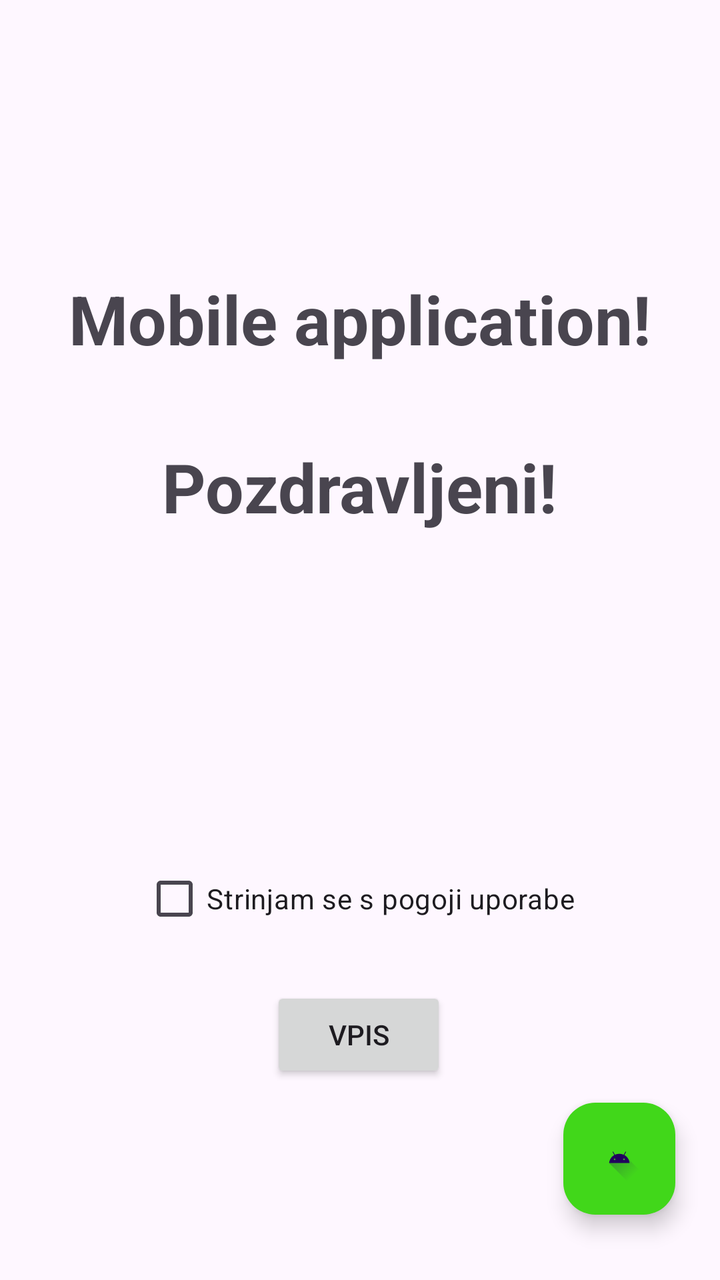
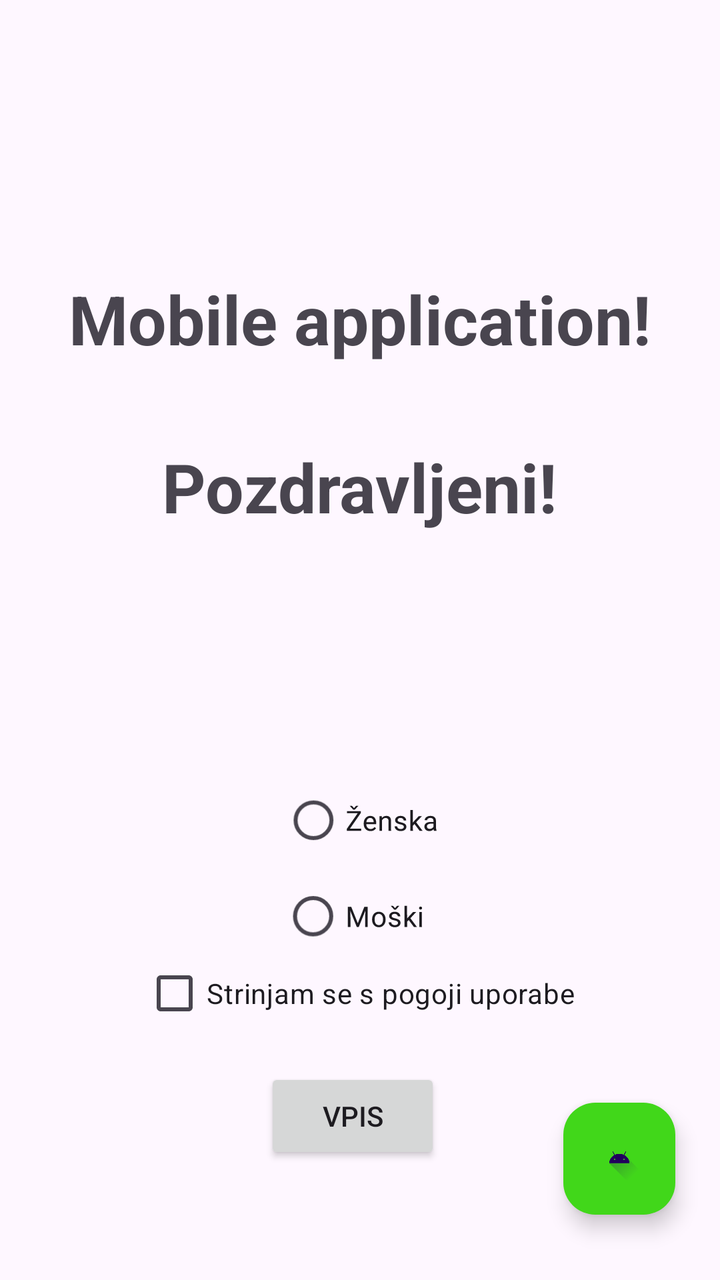

Compare the two renders of this Android layout. The source of the first and the diff that turns it into the second are given below.
<!-- AndroidManifest.xml: application theme Theme.PrvaNaloga -->
<!-- res/layout/activity_main.xml -->
<?xml version="1.0" encoding="utf-8"?>
<androidx.constraintlayout.widget.ConstraintLayout xmlns:android="http://schemas.android.com/apk/res/android"
    xmlns:app="http://schemas.android.com/apk/res-auto"
    xmlns:tools="http://schemas.android.com/tools"
    android:id="@+id/main"
    android:layout_width="match_parent"
    android:layout_height="match_parent"
    tools:context=".MainActivity">

    <TextView
        android:id="@+id/textView2"
        android:layout_width="wrap_content"
        android:layout_height="wrap_content"
        android:text="@string/pozdrav"
        android:textSize="34sp"
        android:textStyle="bold"
        app:layout_constraintBottom_toBottomOf="parent"
        app:layout_constraintEnd_toEndOf="parent"
        app:layout_constraintStart_toStartOf="parent"
        app:layout_constraintTop_toTopOf="parent"
        app:layout_constraintVertical_bias="0.371" />

    <TextView
        android:id="@+id/textView3"
        android:layout_width="wrap_content"
        android:layout_height="wrap_content"
        android:text="@string/mobile_application"
        android:textSize="34sp"
        android:textStyle="bold"
        app:layout_constraintBottom_toBottomOf="parent"
        app:layout_constraintEnd_toEndOf="parent"
        app:layout_constraintStart_toStartOf="parent"
        app:layout_constraintTop_toTopOf="parent"
        app:layout_constraintVertical_bias="0.23" />

    <Button
        android:id="@+id/button"
        android:layout_width="wrap_content"
        android:layout_height="wrap_content"
        android:insetLeft="0dp"
        android:text="@string/gumb"
        app:layout_constraintBottom_toBottomOf="parent"
        app:layout_constraintEnd_toEndOf="parent"
        app:layout_constraintHorizontal_bias="0.498"
        app:layout_constraintStart_toStartOf="parent"
        app:layout_constraintTop_toBottomOf="@+id/textView2"
        app:layout_constraintVertical_bias="0.697" />

    <CheckBox
        android:id="@+id/checkBox"
        android:layout_width="wrap_content"
        android:layout_height="wrap_content"
        android:text="@string/pogoji"
        app:layout_constraintBottom_toTopOf="@+id/button"
        app:layout_constraintEnd_toEndOf="parent"
        app:layout_constraintHorizontal_bias="0.497"
        app:layout_constraintStart_toStartOf="parent"
        app:layout_constraintTop_toBottomOf="@+id/textView2"
        app:layout_constraintVertical_bias="0.889" />

    <com.google.android.material.floatingactionbutton.FloatingActionButton
        android:id="@+id/floatingActionButton"
        android:layout_width="56dp"
        android:layout_height="67dp"
        android:clickable="true"
        app:backgroundTint="#41D71A"
        app:layout_constraintBottom_toBottomOf="parent"
        app:layout_constraintEnd_toEndOf="parent"
        app:layout_constraintHorizontal_bias="0.926"
        app:layout_constraintStart_toStartOf="parent"
        app:layout_constraintTop_toBottomOf="@+id/textView3"
        app:layout_constraintVertical_bias="0.919"
        app:rippleColor="#000000"
        app:srcCompat="@drawable/ic_launcher_foreground"
        tools:ignore="SpeakableTextPresentCheck" />

</androidx.constraintlayout.widget.ConstraintLayout>
<!-- resources referenced by this layout -->
<resources>
  <!-- drawable ic_launcher_foreground (drawable) -->
  <vector xmlns:android="http://schemas.android.com/apk/res/android"
      xmlns:aapt="http://schemas.android.com/aapt"
      android:width="108dp"
      android:height="108dp"
      android:viewportWidth="108"
      android:viewportHeight="108">
      <path
          android:pathData="M31,63.928c0,0 6.4,-11 12.1,-13.1c7.2,-2.6 26,-1.4 26,-1.4l38.1,38.1L107,108.928l-32,-1L31,63.928z">
          <aapt:attr name="android:fillColor">
              <gradient
                  android:startY="49.59793"
                  android:startX="42.9492"
                  android:endY="92.4963"
                  android:endX="85.84757"
                  android:type="linear">
                  <item
                      android:color="#44000000"
                      android:offset="0.0" />
                  <item
                      android:color="#00000000"
                      android:offset="1.0" />
              </gradient>
          </aapt:attr>
      </path>
      <path
          android:pathData="M65.3,45.828l3.8,-6.6c0.2,-0.4 0.1,-0.9 -0.3,-1.1c-0.4,-0.2 -0.9,-0.1 -1.1,0.3l-3.9,6.7c-6.3,-2.8 -13.4,-2.8 -19.7,0l-3.9,-6.7c-0.2,-0.4 -0.7,-0.5 -1.1,-0.3C38.8,38.328 38.7,38.828 38.9,39.228l3.8,6.6C36.2,49.428 31.7,56.028 31,63.928h46C76.3,56.028 71.8,49.428 65.3,45.828zM43.4,57.328c-0.8,0 -1.5,-0.5 -1.8,-1.2c-0.3,-0.7 -0.1,-1.5 0.4,-2.1c0.5,-0.5 1.4,-0.7 2.1,-0.4c0.7,0.3 1.2,1 1.2,1.8C45.3,56.528 44.5,57.328 43.4,57.328L43.4,57.328zM64.6,57.328c-0.8,0 -1.5,-0.5 -1.8,-1.2s-0.1,-1.5 0.4,-2.1c0.5,-0.5 1.4,-0.7 2.1,-0.4c0.7,0.3 1.2,1 1.2,1.8C66.5,56.528 65.6,57.328 64.6,57.328L64.6,57.328z"
          android:fillColor="#FFFFFF"
          android:fillType="nonZero"
          android:strokeWidth="1"
          android:strokeColor="#00000000"/>
  </vector>
  <string name="gumb">Vpis</string>
  <string name="mobile_application">Mobile application!</string>
  <string name="pogoji">Strinjam se s pogoji uporabe</string>
  <string name="pozdrav">Pozdravljeni!</string>
  <style name="Theme.PrvaNaloga" parent="Base.Theme.PrvaNaloga" />
  <style name="Base.Theme.PrvaNaloga" parent="Theme.Material3.DayNight.NoActionBar">
          
          
      </style>
</resources>

<!-- the commit's change to res/layout/activity_main.xml (unified diff, before → after) -->
@@ -41,10 +41,10 @@
         android:text="@string/gumb"
         app:layout_constraintBottom_toBottomOf="parent"
         app:layout_constraintEnd_toEndOf="parent"
-        app:layout_constraintHorizontal_bias="0.498"
+        app:layout_constraintHorizontal_bias="0.486"
         app:layout_constraintStart_toStartOf="parent"
         app:layout_constraintTop_toBottomOf="@+id/textView2"
-        app:layout_constraintVertical_bias="0.697" />
+        app:layout_constraintVertical_bias="0.822" />
 
     <CheckBox
         android:id="@+id/checkBox"
@@ -56,7 +56,7 @@
         app:layout_constraintHorizontal_bias="0.497"
         app:layout_constraintStart_toStartOf="parent"
         app:layout_constraintTop_toBottomOf="@+id/textView2"
-        app:layout_constraintVertical_bias="0.889" />
+        app:layout_constraintVertical_bias="0.94" />
 
     <com.google.android.material.floatingactionbutton.FloatingActionButton
         android:id="@+id/floatingActionButton"
@@ -74,4 +74,32 @@
         app:srcCompat="@drawable/ic_launcher_foreground"
         tools:ignore="SpeakableTextPresentCheck" />
 
+    <RadioGroup
+        android:id="@+id/radioGroup"
+        android:layout_width="wrap_content"
+        android:layout_height="wrap_content"
+        android:layout_marginTop="120dp"
+        android:rotationX="2"
+        app:layout_constraintEnd_toEndOf="parent"
+        app:layout_constraintStart_toStartOf="parent"
+        app:layout_constraintTop_toBottomOf="@+id/textView2">
+
+        <RadioButton
+            android:id="@+id/radioButton2"
+            android:layout_width="wrap_content"
+            android:layout_height="wrap_content"
+            android:text="@string/Z"
+            tools:layout_editor_absoluteX="159dp"
+            tools:layout_editor_absoluteY="392dp" />
+
+        <RadioButton
+            android:id="@+id/radioButton3"
+            android:layout_width="wrap_content"
+            android:layout_height="wrap_content"
+            android:text="@string/M"
+            tools:layout_editor_absoluteX="159dp"
+            tools:layout_editor_absoluteY="440dp" />
+    </RadioGroup>
+
+
 </androidx.constraintlayout.widget.ConstraintLayout>
<!-- resource entries referenced after the edit -->
@@ -32,6 +32,8 @@
           android:strokeWidth="1"
           android:strokeColor="#00000000"/>
   </vector>
+  <string name="M">Moški</string>
+  <string name="Z">Ženska</string>
   <string name="gumb">Vpis</string>
   <string name="mobile_application">Mobile application!</string>
   <string name="pogoji">Strinjam se s pogoji uporabe</string>
